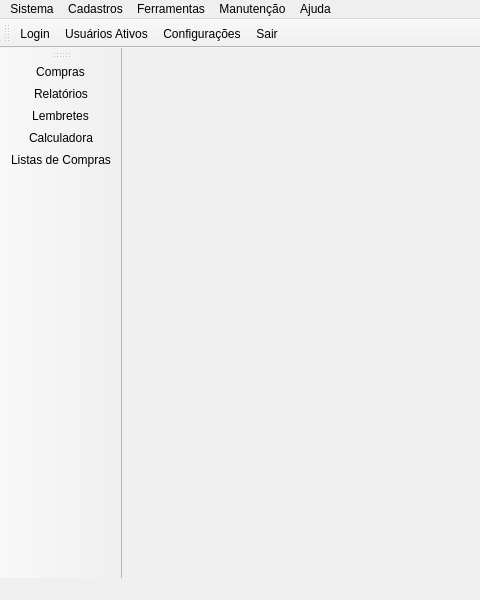
The window that mainwindow.ui (leidensj/BKVale) describes before a commit, drawn with Qt 5; both pictures show x 0 to 480 and y 0 to 600 of the 1000 by 600 pixel window.
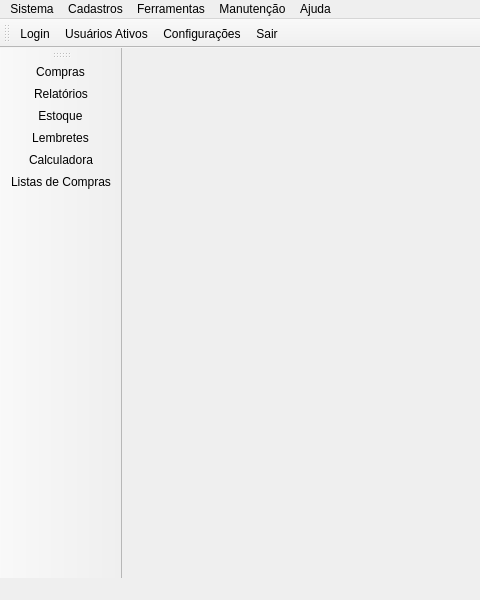
The same window after the commit. Icons and pictures are not drawn.

```diff
--- a/mainwindow.ui
+++ b/mainwindow.ui
@@ -67,6 +67,7 @@
    </attribute>
    <addaction name="actionPurchases"/>
    <addaction name="actionReports"/>
+   <addaction name="actionInventory"/>
    <addaction name="actionReminders"/>
    <addaction name="actionCalculator"/>
    <addaction name="actionShoppingList"/>
@@ -410,6 +411,15 @@
     <string>Alterar senha</string>
    </property>
   </action>
+  <action name="actionInventory">
+   <property name="icon">
+    <iconset resource="icons.qrc">
+     <normaloff>:/icons/res/inventory.png</normaloff>:/icons/res/inventory.png</iconset>
+   </property>
+   <property name="text">
+    <string>Estoque</string>
+   </property>
+  </action>
  </widget>
  <layoutdefault spacing="6" margin="11"/>
  <resources>
```
